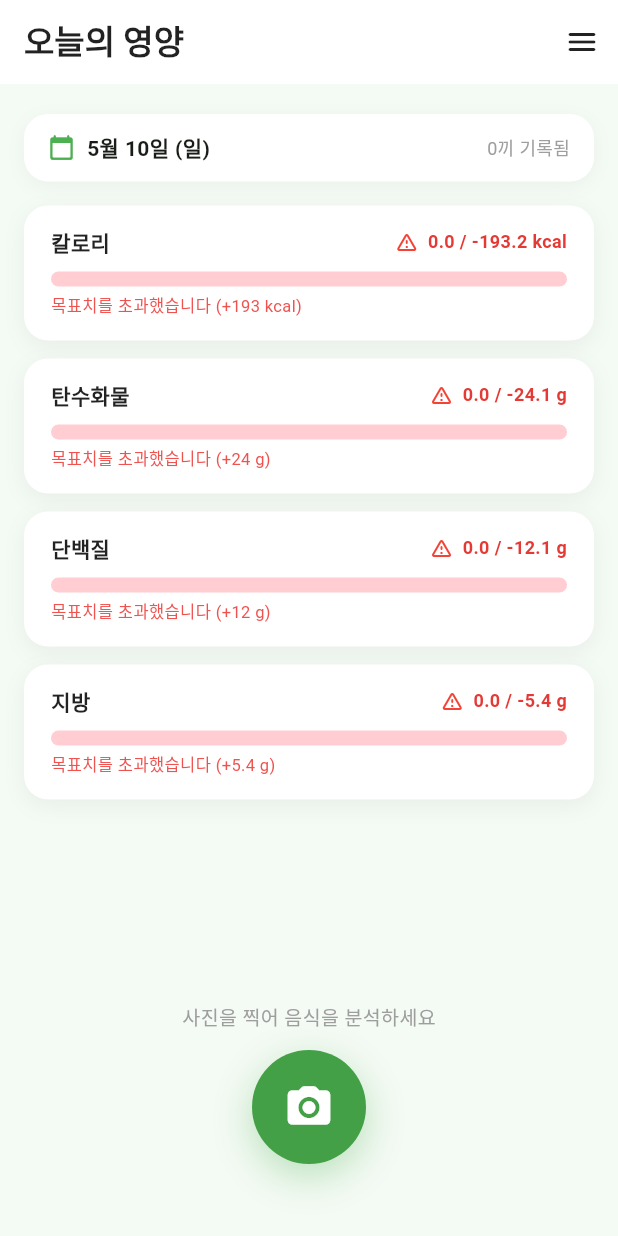
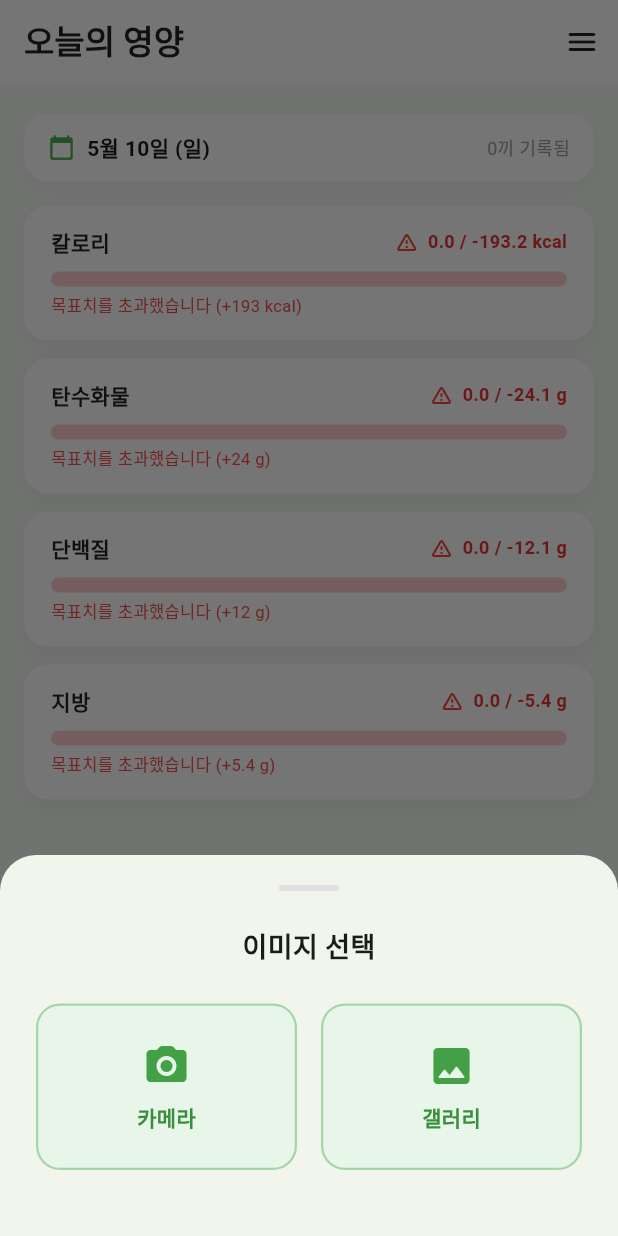
Before and after one commit to gmeag01/calorieSnap, a Flutter app: the HomeScreen screen opened directly, after a tap on the "camera alt" icon, on a phone screen of 412 x 824 dp. Run offline on Flutter 3.47's test engine with Material 3 defaults, Android fonts, the phone set to English and light mode, and no system bars; our stand-ins replace hive, hive_flutter, image_picker; missing offline and left inert: tflite_flutter; accounts and stored records are empty; Roboto replaces fonts that are missing (Pretendard).

Commit message:
whole basic feature & funtion implemented

```diff
--- a/lib/providers/app_provider.dart
+++ b/lib/providers/app_provider.dart
@@ -5,17 +5,23 @@ import '../models/user_profile.dart';
 import '../models/meal_record.dart';
 
 class AppProvider extends ChangeNotifier {
+  // DateFormat 인스턴스 재사용 — 매 호출마다 생성하면 불필요한 객체 생성
+  static final _dateFmt = DateFormat('yyyy-MM-dd');
+
   UserProfile? _userProfile;
+
+  // todayRecords는 addMealRecord / deleteMealRecord 시 무효화
+  // 렌더 사이클마다 box scan이 반복되는 것을 방지
+  List<MealRecord>? _todayCache;
 
   UserProfile? get userProfile => _userProfile;
 
-  List<MealRecord> get todayRecords {
-    final box = Hive.box<MealRecord>('mealRecords');
-    final today = DateFormat('yyyy-MM-dd').format(DateTime.now());
-    return box.keys
-        .map((key) => box.get(key))
-        .whereType<MealRecord>()
-        .where((r) => DateFormat('yyyy-MM-dd').format(r.recordedAt) == today)
+  List<MealRecord> get todayRecords => _todayCache ??= _buildTodayRecords();
+
+  List<MealRecord> _buildTodayRecords() {
+    final today = _dateFmt.format(DateTime.now());
+    return Hive.box<MealRecord>('mealRecords').values
+        .where((r) => _dateFmt.format(r.recordedAt) == today)
         .toList()
       ..sort((a, b) => a.recordedAt.compareTo(b.recordedAt));
   }
@@ -24,19 +30,11 @@ class AppProvider extends ChangeNotifier {
     _loadProfile();
   }
 
-  // ────────────────────────────────────────────
-  //  로딩
-  // ────────────────────────────────────────────
   void _loadProfile() {
     final box = Hive.box<UserProfile>('userProfile');
-    if (box.isNotEmpty) {
-      _userProfile = box.getAt(0);
-    }
+    if (box.isNotEmpty) _userProfile = box.getAt(0);
   }
 
-  // ────────────────────────────────────────────
-  //  프로필 저장 / 수정
-  // ────────────────────────────────────────────
   Future<void> saveProfile(UserProfile profile) async {
     final box = Hive.box<UserProfile>('userProfile');
     await box.clear();
@@ -45,19 +43,15 @@ class AppProvider extends ChangeNotifier {
     notifyListeners();
   }
 
-  // ────────────────────────────────────────────
-  //  식사 기록 추가 / 삭제
-  // ────────────────────────────────────────────
   Future<void> addMealRecord(MealRecord record) async {
-    final box = Hive.box<MealRecord>('mealRecords');
-    await box.add(record);
+    await Hive.box<MealRecord>('mealRecords').add(record);
+    _todayCache = null;
     notifyListeners();
   }
 
   Future<void> deleteMealRecord(MealRecord record) async {
     final box = Hive.box<MealRecord>('mealRecords');
-    // recordedAt과 foodName으로 해당 기록을 찾아 삭제
-    for (var key in box.keys) {
+    for (final key in box.keys) {
       final r = box.get(key);
       if (r != null &&
           r.recordedAt == record.recordedAt &&
@@ -66,29 +60,20 @@ class AppProvider extends ChangeNotifier {
         break;
       }
     }
+    _todayCache = null;
     notifyListeners();
   }
 
-  // ────────────────────────────────────────────
-  //  오늘 섭취량 합계
-  // ────────────────────────────────────────────
-  double get totalCalories =>
-      todayRecords.fold(0.0, (sum, r) => sum + r.calories);
-  double get totalCarbs =>
-      todayRecords.fold(0.0, (sum, r) => sum + r.carbs);
-  double get totalProtein =>
-      todayRecords.fold(0.0, (sum, r) => sum + r.protein);
-  double get totalFat =>
-      todayRecords.fold(0.0, (sum, r) => sum + r.fat);
+  double get totalCalories => todayRecords.fold(0.0, (s, r) => s + r.calories);
+  double get totalCarbs    => todayRecords.fold(0.0, (s, r) => s + r.carbs);
+  double get totalProtein  => todayRecords.fold(0.0, (s, r) => s + r.protein);
+  double get totalFat      => todayRecords.fold(0.0, (s, r) => s + r.fat);
 
-  // ────────────────────────────────────────────
-  //  초과 여부 (하나라도 초과하면 true)
-  // ────────────────────────────────────────────
   bool get isAnyNutrientOver {
     if (_userProfile == null) return false;
     return totalCalories > _userProfile!.dailyCalories ||
-        totalCarbs > _userProfile!.dailyCarbs ||
-        totalProtein > _userProfile!.dailyProtein ||
-        totalFat > _userProfile!.dailyFat;
+        totalCarbs    > _userProfile!.dailyCarbs    ||
+        totalProtein  > _userProfile!.dailyProtein  ||
+        totalFat      > _userProfile!.dailyFat;
   }
 }
--- a/lib/screens/home_screen.dart
+++ b/lib/screens/home_screen.dart
@@ -56,21 +56,131 @@ class _HomeScreenState extends State<HomeScreen>
   }
 
   // ──────────────────────────────────────
-  //  사진 촬영 & 분석
+  //  이미지 소스 선택 다이얼로그
+  // ──────────────────────────────────────
+  void _showImageSourceDialog() {
+    showModalBottomSheet(
+      context: context,
+      shape: const RoundedRectangleBorder(
+          borderRadius: BorderRadius.vertical(top: Radius.circular(24))),
+      builder: (ctx) => Padding(
+        padding: const EdgeInsets.fromLTRB(24, 20, 24, 32),
+        child: Column(
+          mainAxisSize: MainAxisSize.min,
+          children: [
+            Container(
+                width: 40,
+                height: 4,
+                decoration: BoxDecoration(
+                    color: Colors.grey[300],
+                    borderRadius: BorderRadius.circular(2))),
+            const SizedBox(height: 24),
+            const Text(
+              '이미지 선택',
+              style: TextStyle(fontSize: 18, fontWeight: FontWeight.bold),
+            ),
+            const SizedBox(height: 24),
+            Row(
+              children: [
+                Expanded(
+                  child: _imageSourceButton(
+                    icon: Icons.camera_alt_rounded,
+                    label: '카메라',
+                    onTap: () {
+                      Navigator.pop(ctx);
+                      _takePhoto();
+                    },
+                  ),
+                ),
+                const SizedBox(width: 16),
+                Expanded(
+                  child: _imageSourceButton(
+                    icon: Icons.image_rounded,
+                    label: '갤러리',
+                    onTap: () {
+                      Navigator.pop(ctx);
+                      _pickFromGallery();
+                    },
+                  ),
+                ),
+              ],
+            ),
+            const SizedBox(height: 12),
+          ],
+        ),
+      ),
+    );
+  }
+
+  Widget _imageSourceButton({
+    required IconData icon,
+    required String label,
+    required VoidCallback onTap,
+  }) =>
+      GestureDetector(
+        onTap: onTap,
+        child: Container(
+          padding: const EdgeInsets.symmetric(vertical: 24),
+          decoration: BoxDecoration(
+            color: Colors.green[50],
+            borderRadius: BorderRadius.circular(16),
+            border: Border.all(color: Colors.green[200]!, width: 1.5),
+          ),
+          child: Column(
+            children: [
+              Icon(icon, size: 32, color: Colors.green[600]),
+              const SizedBox(height: 8),
+              Text(
+                label,
+                style: TextStyle(
+                  fontSize: 14,
+                  fontWeight: FontWeight.w600,
+                  color: Colors.green[700],
+                ),
+              ),
+            ],
+          ),
+        ),
+      );
+
+  // ──────────────────────────────────────
+  //  사진 촬영
   // ──────────────────────────────────────
   Future<void> _takePhoto() async {
     final XFile? photo = await _picker.pickImage(
       source: ImageSource.camera,
       imageQuality: 85,
       maxWidth: 1080,
-      maxHeight: 1080,);
+      maxHeight: 1080,
+    );
     if (photo == null) return;
+    await _analyzePhoto(File(photo.path));
+  }
 
+  // ──────────────────────────────────────
+  //  갤러리에서 사진 선택
+  // ──────────────────────────────────────
+  Future<void> _pickFromGallery() async {
+    final XFile? photo = await _picker.pickImage(
+      source: ImageSource.gallery,
+      imageQuality: 85,
+      maxWidth: 1080,
+      maxHeight: 1080,
+    );
+    if (photo == null) return;
+    await _analyzePhoto(File(photo.path));
+  }
+
+  // ──────────────────────────────────────
+  //  사진 분석 & 결과 저장
+  // ──────────────────────────────────────
+  Future<void> _analyzePhoto(File imageFile) async {
     setState(() => _analyzing = true);
 
     try {
-      final result =
-          await FoodAnalysisService.analyzeFood(File(photo.path));
+      final result = await FoodAnalysisService.analyzeFood(imageFile);
+
+      if (!mounted) return;
 
       if (!result.isFound) {
         _snack('등록되지 않은 음식입니다.');
@@ -83,14 +193,15 @@ class _HomeScreenState extends State<HomeScreen>
         carbs: result.carbs,
         protein: result.protein,
         fat: result.fat,
-        imagePath: photo.path,
+        imagePath: imageFile.path,
         recordedAt: DateTime.now(),
       );
 
+      await context.read<AppProvider>().addMealRecord(record);
       if (!mounted) return;
-      await context.read<AppProvider>().addMealRecord(record);
       _showResultSheet(result);
     } catch (e) {
+      if (!mounted) return;
       _snack('분석 중 오류가 발생했습니다.\n($e)');
     } finally {
       if (mounted) setState(() => _analyzing = false);
@@ -363,7 +474,7 @@ class _HomeScreenState extends State<HomeScreen>
                       TextStyle(fontSize: 13, color: Colors.grey[500])),
               const SizedBox(height: 12),
               GestureDetector(
-                onTap: _analyzing ? null : _takePhoto,
+                onTap: _analyzing ? null : _showImageSourceDialog,
                 child: AnimatedContainer(
                   duration: const Duration(milliseconds: 200),
                   width: 76,
@@ -375,7 +486,7 @@ class _HomeScreenState extends State<HomeScreen>
                     shape: BoxShape.circle,
                     boxShadow: [
                       BoxShadow(
-                        color: Colors.green.withOpacity(0.35),
+                        color: Colors.green.withValues(alpha: 0.35),
                         blurRadius: 22,
                         offset: const Offset(0, 8),
                       ),
@@ -433,7 +544,7 @@ class _HomeScreenState extends State<HomeScreen>
         borderRadius: BorderRadius.circular(16),
         boxShadow: [
           BoxShadow(
-              color: Colors.black.withOpacity(0.04),
+              color: Colors.black.withValues(alpha: 0.04),
               blurRadius: 10,
               offset: const Offset(0, 3)),
         ],
@@ -489,13 +600,13 @@ class _HomeScreenState extends State<HomeScreen>
             label: '오늘의 기록',
             subtitle: '분석한 음식 목록 보기',
             onTap: () {
+              // Navigator를 async gap 이전에 캡처 (use_build_context_synchronously 방지)
+              final nav = Navigator.of(context);
               _closeSidebar();
               Future.delayed(
                 const Duration(milliseconds: 300),
-                () => Navigator.push(
-                  context,
-                  MaterialPageRoute(
-                      builder: (_) => const RecordsScreen()),
+                () => nav.push(
+                  MaterialPageRoute(builder: (_) => const RecordsScreen()),
                 ),
               );
             },
--- a/lib/widgets/nutrition_progress_bar.dart
+++ b/lib/widgets/nutrition_progress_bar.dart
@@ -28,7 +28,7 @@ class NutritionProgressBar extends StatelessWidget {
         borderRadius: BorderRadius.circular(16),
         boxShadow: [
           BoxShadow(
-            color: Colors.black.withOpacity(0.05),
+            color: Colors.black.withValues(alpha: 0.05),
             blurRadius: 12,
             offset: const Offset(0, 4),
           ),
```
Also changed, not shown: lib/data/food_database.dart (+16 -16 lines), lib/screens/records_screen.dart (+6 -9 lines), lib/services/food_analysis_service.dart (+70 -102 lines), 4 other files.
